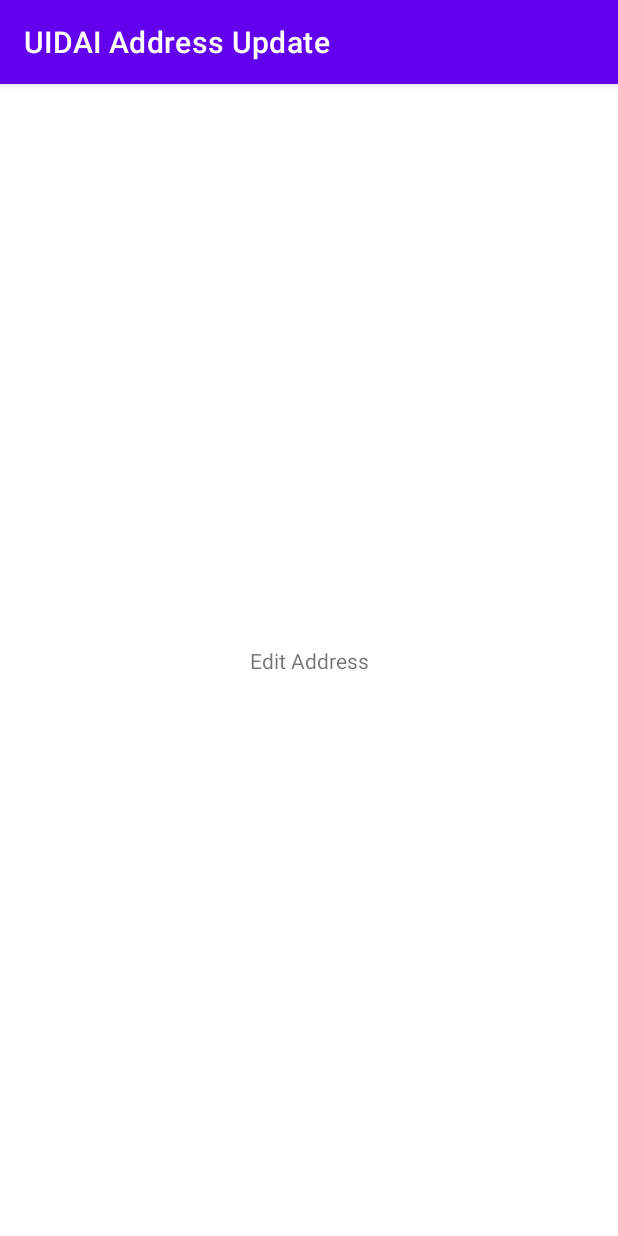
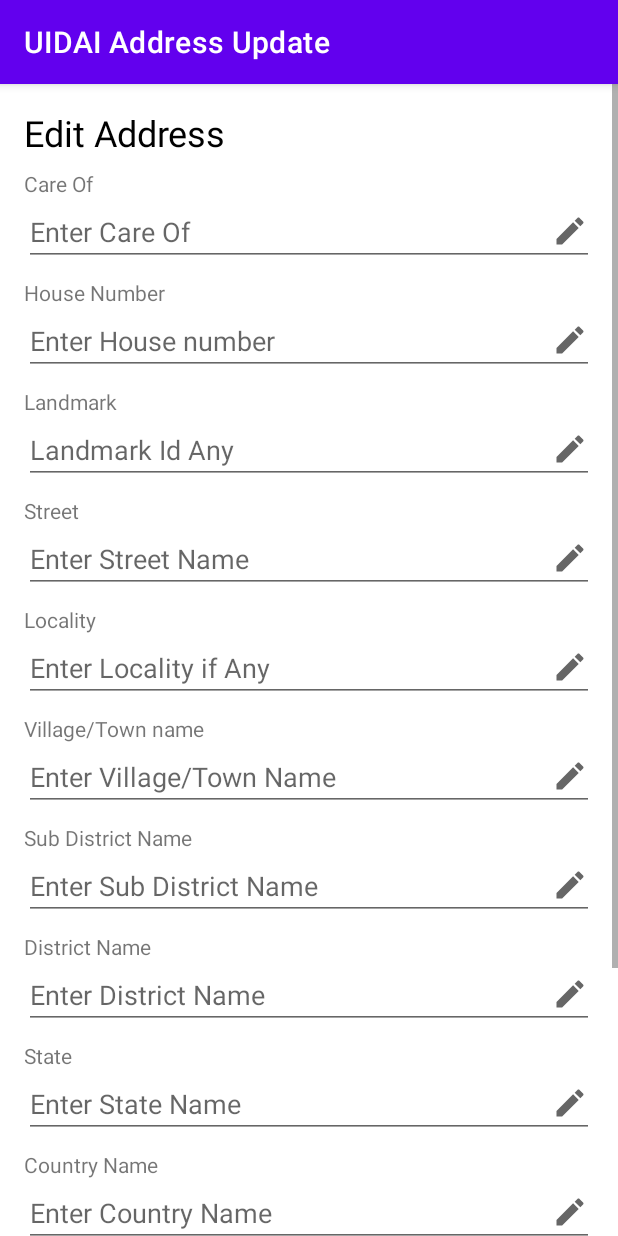
Before and after one commit to ETS-Android3/UIDAIAddressUpdate, an Android app: the EditAddress screen opened through its navigation route, on a phone screen of 412 x 824 dp. Run offline under Robolectric (Android 15) with nearby library versions, the phone set to English and light mode, and no system bars.

Commit message:
request address flow is complete

```diff
--- a/app/src/main/java/com/example/uidaiaddressupdate/requestaddress/RequestDetails.java
+++ b/app/src/main/java/com/example/uidaiaddressupdate/requestaddress/RequestDetails.java
@@ -2,65 +2,44 @@ package com.example.uidaiaddressupdate.requestaddress;
 
 import android.os.Bundle;
 
+import androidx.appcompat.widget.AppCompatButton;
 import androidx.fragment.app.Fragment;
+import androidx.navigation.Navigation;
 
 import android.view.LayoutInflater;
 import android.view.View;
 import android.view.ViewGroup;
+import android.widget.Button;
 
 import com.example.uidaiaddressupdate.R;
 
-/**
- * A simple {@link Fragment} subclass.
- * Use the {@link RequestDetails#newInstance} factory method to
- * create an instance of this fragment.
- */
 public class RequestDetails extends Fragment {
 
-    // TODO: Rename parameter arguments, choose names that match
-    // the fragment initialization parameters, e.g. ARG_ITEM_NUMBER
-    private static final String ARG_PARAM1 = "param1";
-    private static final String ARG_PARAM2 = "param2";
-
-    // TODO: Rename and change types of parameters
-    private String mParam1;
-    private String mParam2;
-
+    private AppCompatButton withdraw_btn, edit_address_btn;
     public RequestDetails() {
         // Required empty public constructor
     }
-
-    /**
-     * Use this factory method to create a new instance of
-     * this fragment using the provided parameters.
-     *
-     * @param param1 Parameter 1.
-     * @param param2 Parameter 2.
-     * @return A new instance of fragment RequestDetails.
-     */
-    // TODO: Rename and change types and number of parameters
-    public static RequestDetails newInstance(String param1, String param2) {
-        RequestDetails fragment = new RequestDetails();
-        Bundle args = new Bundle();
-        args.putString(ARG_PARAM1, param1);
-        args.putString(ARG_PARAM2, param2);
-        fragment.setArguments(args);
-        return fragment;
-    }
-
     @Override
     public void onCreate(Bundle savedInstanceState) {
         super.onCreate(savedInstanceState);
-        if (getArguments() != null) {
-            mParam1 = getArguments().getString(ARG_PARAM1);
-            mParam2 = getArguments().getString(ARG_PARAM2);
-        }
+
     }
 
     @Override
     public View onCreateView(LayoutInflater inflater, ViewGroup container,
                              Bundle savedInstanceState) {
         // Inflate the layout for this fragment
-        return inflater.inflate(R.layout.fragment_request_details, container, false);
+        View  view =  inflater.inflate(R.layout.fragment_request_details, container, false);
+        withdraw_btn = (AppCompatButton) view.findViewById(R.id.request_detail_withdraw);
+        edit_address_btn = (AppCompatButton) view.findViewById(R.id.request_edit_and_update_address);
+
+        edit_address_btn.setOnClickListener(new View.OnClickListener() {
+            @Override
+            public void onClick(View v) {
+                Navigation.findNavController(view).navigate(R.id.action_requestDetails_to_editAddress);
+            }
+        });
+
+        return view;
     }
 }
--- a/app/src/main/res/layout/fragment_edit_address.xml
+++ b/app/src/main/res/layout/fragment_edit_address.xml
@@ -1,19 +1,170 @@
 <?xml version="1.0" encoding="utf-8"?>
-<androidx.constraintlayout.widget.ConstraintLayout xmlns:android="http://schemas.android.com/apk/res/android"
+<ScrollView xmlns:android="http://schemas.android.com/apk/res/android"
     xmlns:app="http://schemas.android.com/apk/res-auto"
     xmlns:tools="http://schemas.android.com/tools"
     android:layout_width="match_parent"
     android:layout_height="match_parent"
-    tools:context=".requestaddress.EditAddress">
+    tools:context=".requestaddress.EditAddress"
+    tools:ignore="SpeakableTextPresentCheck">
 
-    <!-- TODO: Update blank fragment layout -->
-    <TextView
-        android:layout_width="wrap_content"
-        android:layout_height="wrap_content"
-        android:text="Edit Address"
-        app:layout_constraintBottom_toBottomOf="parent"
-        app:layout_constraintEnd_toEndOf="parent"
-        app:layout_constraintStart_toStartOf="parent"
-        app:layout_constraintTop_toTopOf="parent" />
+    <LinearLayout
+        android:layout_width="match_parent"
+        android:layout_height="match_parent"
+        android:padding="16dp"
+        android:orientation="vertical">
 
-</androidx.constraintlayout.widget.ConstraintLayout>
+        <TextView
+            android:layout_width="match_parent"
+            android:layout_height="wrap_content"
+            android:textColor="@color/black"
+            android:textSize="24dp"
+            android:text="Edit Address"/>
+
+        <TextView
+            android:layout_width="match_parent"
+            android:layout_height="wrap_content"
+            android:layout_marginTop="8dp"
+            android:text="Care Of"/>
+        <EditText
+            android:layout_width="match_parent"
+            android:layout_height="wrap_content"
+            android:hint="Enter Care Of"
+            android:drawableEnd="@drawable/ic_edit_24"/>
+
+        <TextView
+            android:layout_width="match_parent"
+            android:layout_height="wrap_content"
+            android:layout_marginTop="8dp"
+            android:text="House Number"/>
+        <EditText
+            android:layout_width="match_parent"
+            android:layout_height="wrap_content"
+            android:hint="Enter House number"
+            android:drawableEnd="@drawable/ic_edit_24"/>
+
+        <TextView
+            android:layout_width="match_parent"
+            android:layout_height="wrap_content"
+            android:layout_marginTop="8dp"
+            android:text="Landmark"/>
+        <EditText
+            android:layout_width="match_parent"
+            android:layout_height="wrap_content"
+            android:hint="Landmark Id Any"
+            android:drawableEnd="@drawable/ic_edit_24"/>
+
+        <TextView
+            android:layout_width="match_parent"
+            android:layout_height="wrap_content"
+            android:layout_marginTop="8dp"
+            android:text="Street"/>
+        <EditText
+            android:layout_width="match_parent"
+            android:layout_height="wrap_content"
+            android:hint="Enter Street Name"
+            android:drawableEnd="@drawable/ic_edit_24"/>
+
+        <TextView
+            android:layout_width="match_parent"
+            android:layout_height="wrap_content"
+            android:layout_marginTop="8dp"
+            android:text="Locality"/>
+        <EditText
+            android:layout_width="match_parent"
+            android:layout_height="wrap_content"
+            android:hint="Enter Locality if Any"
+            android:drawableEnd="@drawable/ic_edit_24"/>
+
+        <TextView
+            android:layout_width="match_parent"
+            android:layout_height="wrap_content"
+            android:layout_marginTop="8dp"
+            android:text="Village/Town name"/>
+        <EditText
+            android:layout_width="match_parent"
+            android:layout_height="wrap_content"
+            android:hint="Enter Village/Town Name"
+            android:drawableEnd="@drawable/ic_edit_24"/>
+
+
+        <TextView
+            android:layout_width="match_parent"
+            android:layout_height="wrap_content"
+            android:layout_marginTop="8dp"
+            android:text="Sub District Name"/>
+        <EditText
+            android:layout_width="match_parent"
+            android:layout_height="wrap_content"
+            android:hint="Enter Sub District Name"
+            android:drawableEnd="@drawable/ic_edit_24"/>
+
+        <TextView
+            android:layout_width="match_parent"
+            android:layout_height="wrap_content"
+            android:layout_marginTop="8dp"
+            android:text="District Name"/>
+        <EditText
+            android:layout_width="match_parent"
+            android:layout_height="wrap_content"
+            android:hint="Enter District Name"
+            android:drawableEnd="@drawable/ic_edit_24"/>
+
+        <TextView
+            android:layout_width="match_parent"
+            android:layout_height="wrap_content"
+            android:layout_marginTop="8dp"
+            android:text="State"/>
+        <EditText
+            android:layout_width="match_parent"
+            android:layout_height="wrap_content"
+            android:hint="Enter State Name"
+            android:drawableEnd="@drawable/ic_edit_24"/>
+
+        <TextView
+            android:layout_width="match_parent"
+            android:layout_height="wrap_content"
+            android:layout_marginTop="8dp"
+            android:text="Country Name"/>
+        <EditText
+            android:layout_width="match_parent"
+            android:layout_height="wrap_content"
+            android:hint="Enter Country Name"
+            android:drawableEnd="@drawable/ic_edit_24"/>
+
+        <TextView
+            android:layout_width="match_parent"
+            android:layout_height="wrap_content"
+            android:layout_marginTop="8dp"
+            android:text="Pin Code"/>
+        <EditText
+            android:layout_width="match_parent"
+            android:layout_height="wrap_content"
+            android:hint="Enter Pin Code"
+            android:drawableEnd="@drawable/ic_edit_24"/>
+
+        <TextView
+            android:layout_width="match_parent"
+            android:layout_height="wrap_content"
+            android:layout_marginTop="8dp"
+            android:text="Post Office Name"/>
+        <EditText
+            android:layout_width="match_parent"
+            android:layout_height="wrap_content"
+            android:hint="Enter Post Office name if Any"
+            android:drawableEnd="@drawable/ic_edit_24"/>
+
+
+        <androidx.appcompat.widget.AppCompatButton
+            android:layout_width="match_parent"
+            android:layout_height="wrap_content"
+            android:textColor="@color/white"
+            android:background="@drawable/round_button"
+            android:text="Save and Update"
+            android:paddingHorizontal="16dp"
+            android:drawableEnd="@drawable/ic_right_24"
+            android:drawableTint="@color/white"
+            android:textAllCaps="false"
+            android:layout_marginTop="16dp"/>
+    </LinearLayout>
+
+</ScrollView>
--- a/app/src/main/res/layout/fragment_request_details.xml
+++ b/app/src/main/res/layout/fragment_request_details.xml
@@ -20,7 +20,7 @@
         android:drawableEnd="@drawable/ic_right_24"
         android:drawableTint="@color/white"
         android:paddingHorizontal="16dp"
-        android:visibility="gone"
+        android:visibility="visible"
         app:layout_constraintBottom_toBottomOf="parent"
         app:layout_constraintEnd_toEndOf="parent" />
 
```
